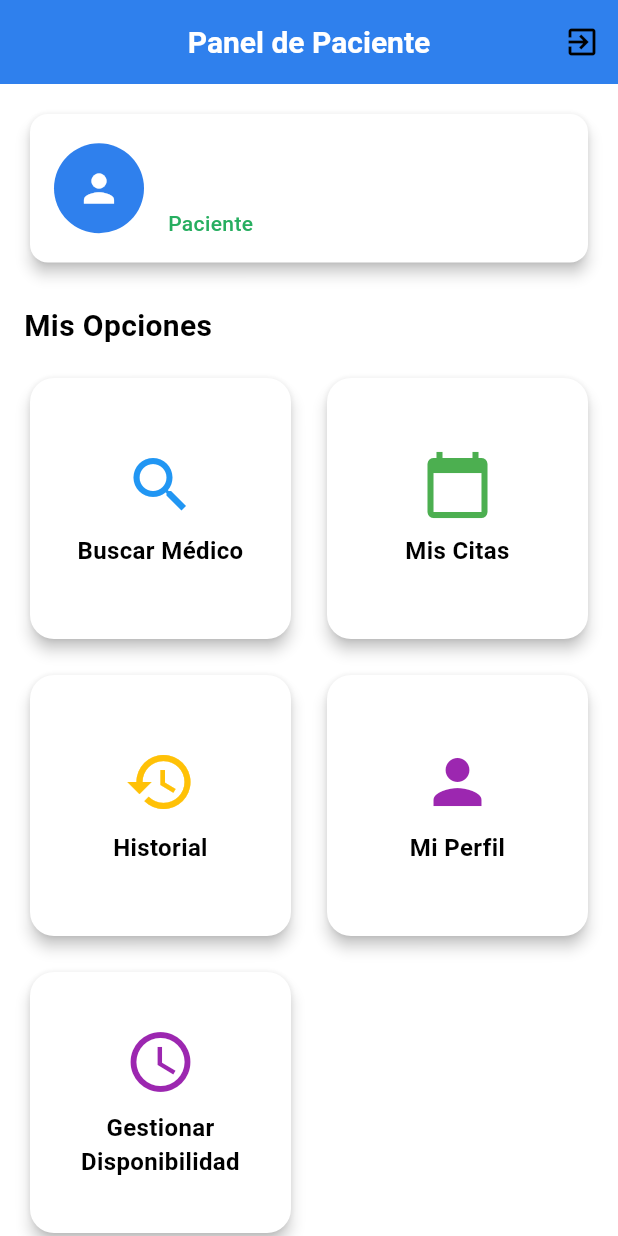
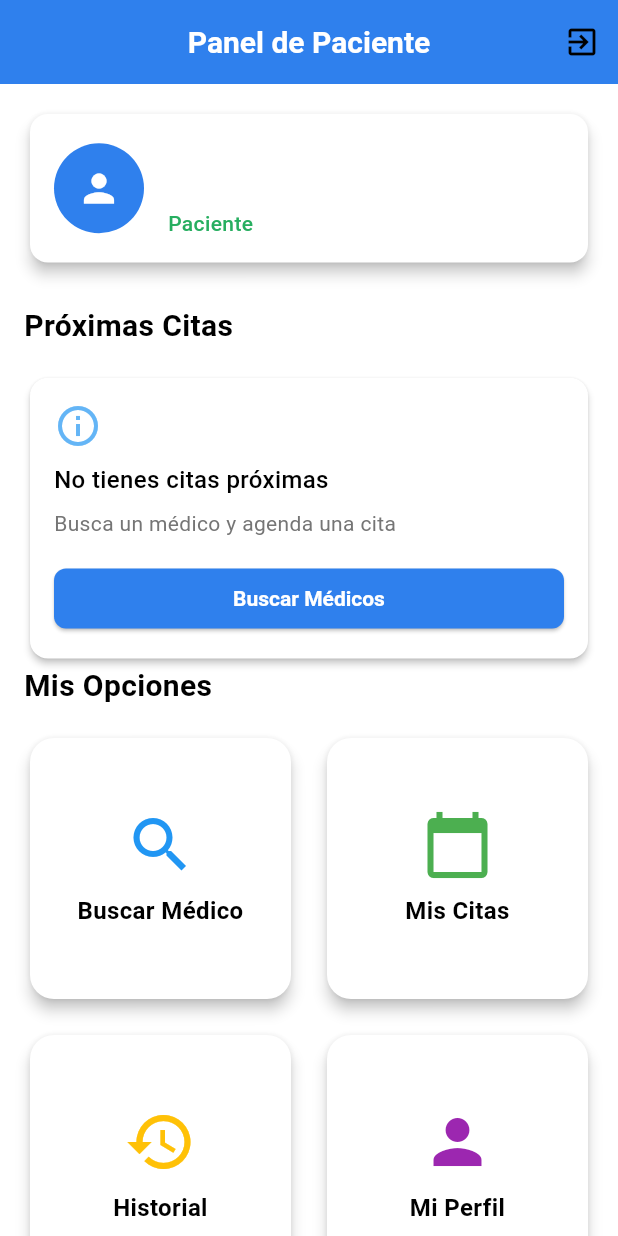
Before and after one commit to drackumdr/citasv2, a Flutter app: the screen it shows once a user with an empty profile is signed in, on a phone screen of 412 x 824 dp. Run offline on Flutter 3.47's test engine with Material 3 defaults, Android fonts, the phone set to English and light mode, and no system bars; our stand-ins replace cloud_firestore, file_picker, firebase_auth, firebase_core, firebase_storage, google_sign_in and 1 more; accounts and stored records are empty.

Commit message:
On branch main  Your branch is up to date with 'origin/main'.
 Changes to be committed:
	modified:   .firebase/hosting.YnVpbGRcd2Vi.cache
	modified:   lib/screens/patient_dashboard.dart

```diff
--- a/lib/screens/patient_dashboard.dart
+++ b/lib/screens/patient_dashboard.dart
@@ -45,6 +45,15 @@ class PatientDashboard extends StatelessWidget {
               photoUrl: user.photoURL,
             ),
             const SizedBox(height: 24),
+            // Upcoming appointments section
+            const Text(
+              'Próximas Citas',
+              style: TextStyle(fontSize: 20, fontWeight: FontWeight.bold),
+            ),
+            const SizedBox(height: 16),
+
+            // Show upcoming appointments from Firestore
+            _buildUpcomingAppointments(context),
 
             // Patient dashboard content
             const Text(
@@ -121,16 +130,6 @@ class PatientDashboard extends StatelessWidget {
             ),
 
             const SizedBox(height: 24),
-
-            // Upcoming appointments section
-            const Text(
-              'Próximas Citas',
-              style: TextStyle(fontSize: 20, fontWeight: FontWeight.bold),
-            ),
-            const SizedBox(height: 16),
-
-            // Show upcoming appointments from Firestore
-            _buildUpcomingAppointments(context),
           ],
         ),
       ),
```
Also changed, not shown: 1 other file.
